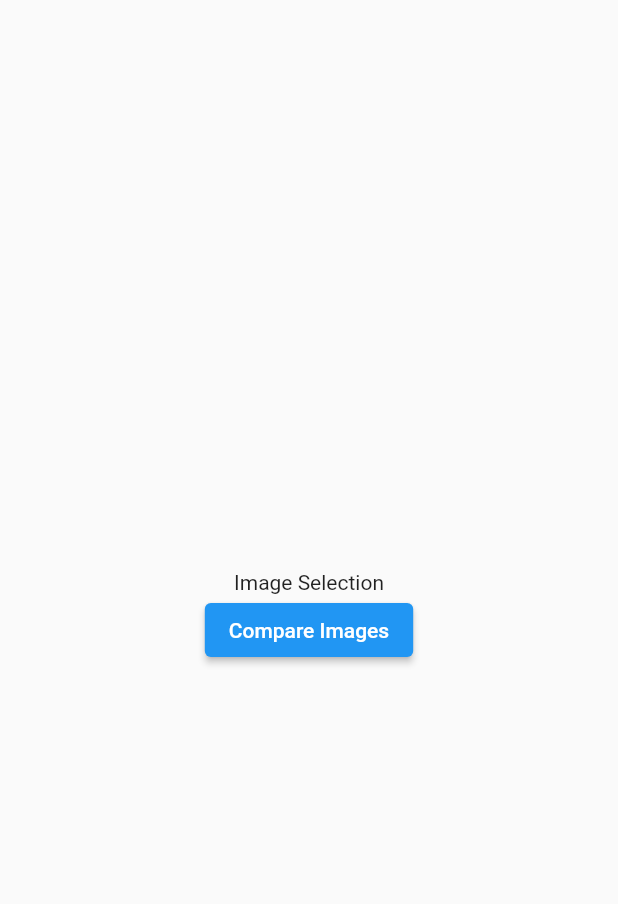
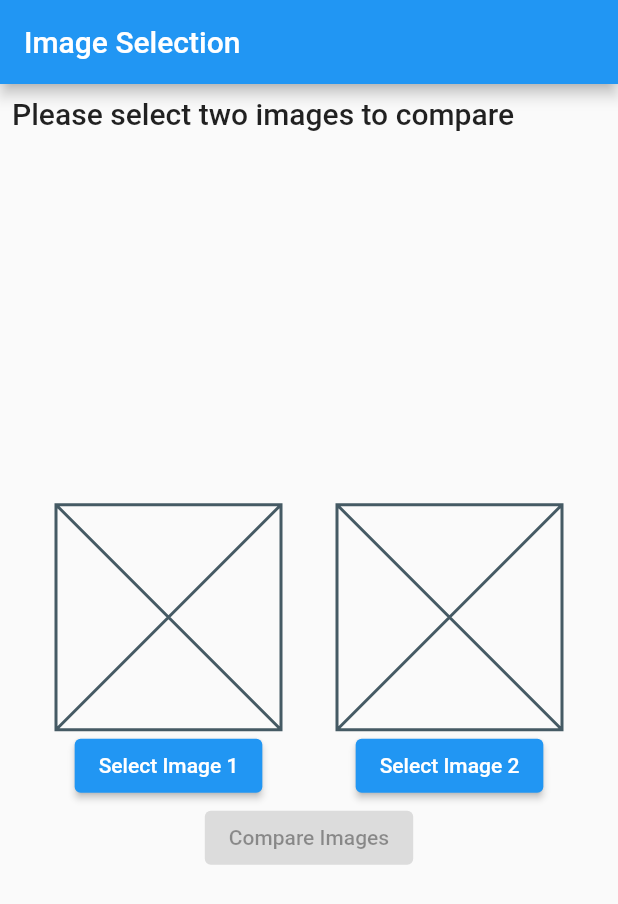
Before and after one commit to preckrasno/compare-images-test-task, a Flutter app: the ImageSelectionConsumer widget shown alone on an empty page, opened directly, on a phone screen of 412 x 824 dp. Shown: the top 904 px of the screen. Run offline on Flutter 3.47's test engine with Material 2 defaults, Android fonts, the phone set to English and light mode, and no system bars; our stand-ins replace bloc, flutter_bloc, image_picker; missing offline and left inert: flow_builder.

Commit message:
WIP Add image selection

```diff
--- a/lib/bloc/image_selection_bloc/image_selection_bloc.dart
+++ b/lib/bloc/image_selection_bloc/image_selection_bloc.dart
@@ -1,6 +1,7 @@
 import 'dart:async';
 
 import 'package:bloc/bloc.dart';
+import 'package:compare_images/ui/pages/compare_summary/compare_summary_page.dart';
 import 'package:compare_images/ui/pages/image_selection/image_selection_page.dart';
 
 part 'image_selection_event.dart';
@@ -10,17 +11,72 @@ part 'image_selection_state.dart';
 /// and state of [ImageSelectionPage].
 class ImageSelectionBloc
     extends Bloc<ImageSelectionEvent, ImageSelectionState> {
-  ImageSelectionBloc() : super(ImageSelectionInitial()) {
-    on<ImageSelectionEvent>((event, emit) {});
+  /// Creates [ImageSelectionBloc] instance.
+  ImageSelectionBloc() : super(const ImageSelectionInitial()) {
     on<ImageSelectionNavigateToCompareImagesEvent>(
       _onImageSelectionNavigateToCompareImagesEvent,
     );
+    on<ImageSelectionSelectFirstImageEvent>(
+        _onImageSelectionSelectFirstImageEvent);
+    on<ImageSelectionSelectSecondImageEvent>(
+        _onImageSelectionSelectSecondImageEvent);
   }
 
   FutureOr<void> _onImageSelectionNavigateToCompareImagesEvent(
     ImageSelectionNavigateToCompareImagesEvent event,
     Emitter<ImageSelectionState> emit,
   ) {
-    emit(ImageSelectionNavigateToCompareImagesState());
+    if (_isBothImagesSelected()) {
+      emit(
+        ImageSelectionNavigateToCompareImagesState(
+          firstImagePath: state.firstImagePath ?? '',
+          secondImagePath: state.secondImagePath ?? '',
+        ),
+      );
+    }
+  }
+
+  FutureOr<void> _onImageSelectionSelectFirstImageEvent(
+    ImageSelectionSelectFirstImageEvent event,
+    Emitter<ImageSelectionState> emit,
+  ) {
+    emit(
+      ImageSelectionInitial(
+        firstImagePath: event.imagePath,
+        secondImagePath: state.secondImagePath,
+      ),
+    );
+  }
+
+  FutureOr<void> _onImageSelectionSelectSecondImageEvent(
+    ImageSelectionSelectSecondImageEvent event,
+    Emitter<ImageSelectionState> emit,
+  ) {
+    emit(
+      ImageSelectionInitial(
+        firstImagePath: state.firstImagePath,
+        secondImagePath: event.imagePath,
+      ),
+    );
+  }
+
+  bool _isBothImagesSelected() {
+    if (state.firstImagePath == null) {
+      return false;
+    }
+
+    if (state.firstImagePath?.isEmpty ?? true) {
+      return false;
+    }
+
+    if (state.secondImagePath == null) {
+      return false;
+    }
+
+    if (state.secondImagePath?.isEmpty ?? true) {
+      return false;
+    }
+
+    return true;
   }
 }
--- a/lib/bloc/image_selection_bloc/image_selection_event.dart
+++ b/lib/bloc/image_selection_bloc/image_selection_event.dart
@@ -1,10 +1,36 @@
 part of 'image_selection_bloc.dart';
 
+/// Sealed class for [ImageSelectionBloc] events.
 sealed class ImageSelectionEvent {
+  /// Creates [ImageSelectionEvent] instance.
   const ImageSelectionEvent();
 }
 
-/// Event [ImageSelectionNavigateToCompareImagesEvent] is used to navigate
-/// to [CompareImagesPage].
+/// [ImageSelectionNavigateToCompareImagesEvent] is the event of the
+/// [ImageSelectionBloc] when the user has selected both images and is
 final class ImageSelectionNavigateToCompareImagesEvent
     extends ImageSelectionEvent {}
+
+/// [ImageSelectionSelectFirstImageEvent] is the event of the
+/// [ImageSelectionBloc] when the user has selected first image.
+final class ImageSelectionSelectFirstImageEvent extends ImageSelectionEvent {
+  /// [imagePath] is the path of the image selected by the user.
+  final String? imagePath;
+
+  /// Creates [ImageSelectionSelectFirstImageEvent] instance.
+  const ImageSelectionSelectFirstImageEvent(
+    this.imagePath,
+  );
+}
+
+/// [ImageSelectionSelectSecondImageEvent] is the event of the
+/// [ImageSelectionBloc] when the user has selected second image.
+final class ImageSelectionSelectSecondImageEvent extends ImageSelectionEvent {
+  /// [imagePath] is the path of the image selected by the user.
+  final String? imagePath;
+
+  /// Creates [ImageSelectionSelectSecondImageEvent] instance.
+  const ImageSelectionSelectSecondImageEvent(
+    this.imagePath,
+  );
+}
--- a/lib/bloc/image_selection_bloc/image_selection_state.dart
+++ b/lib/bloc/image_selection_bloc/image_selection_state.dart
@@ -1,10 +1,41 @@
 part of 'image_selection_bloc.dart';
 
+/// [ImageSelectionState] is a sealed class representing the state of the
+/// [ImageSelectionBloc].
 sealed class ImageSelectionState {
-  const ImageSelectionState();
+  /// [firstImagePath] is the path of the first image selected by the user.
+  final String? firstImagePath;
+
+  /// [secondImagePath] is the path of the second image selected by the user.
+  final String? secondImagePath;
+
+  /// Creates [ImageSelectionState] instance.
+  const ImageSelectionState({
+    required this.firstImagePath,
+    required this.secondImagePath,
+  });
 }
 
-final class ImageSelectionInitial extends ImageSelectionState {}
+/// [ImageSelectionInitial] is the initial state of the [ImageSelectionBloc].
+final class ImageSelectionInitial extends ImageSelectionState {
+  /// Creates [ImageSelectionInitial] instance.
+  const ImageSelectionInitial({
+    super.firstImagePath,
+    super.secondImagePath,
+  });
+}
 
+/// [ImageSelectionNavigateToCompareImagesState] is the state of the
+/// [ImageSelectionBloc] when the user has selected both images and is
+/// navigating to the [CompareSummaryPage].
 final class ImageSelectionNavigateToCompareImagesState
-    extends ImageSelectionState {}
+    extends ImageSelectionState {
+  /// Creates [ImageSelectionNavigateToCompareImagesState] instance.
+  const ImageSelectionNavigateToCompareImagesState({
+    required String firstImagePath,
+    required String secondImagePath,
+  }) : super(
+          firstImagePath: firstImagePath,
+          secondImagePath: secondImagePath,
+        );
+}
--- a/lib/ui/pages/image_selection/image_selection_consumer.dart
+++ b/lib/ui/pages/image_selection/image_selection_consumer.dart
@@ -5,7 +5,10 @@ import 'package:compare_images/ui/pages/image_selection/image_selection_widget.d
 import 'package:flutter/material.dart';
 import 'package:flutter_bloc/flutter_bloc.dart';
 
+/// [ImageSelectionConsumer] is a [StatelessWidget] which uses [BlocConsumer] to
+/// listen to [ImageSelectionBloc] state changes and rebuilds the UI accordingly
 class ImageSelectionConsumer extends StatelessWidget {
+  /// [ImageSelectionConsumer] constructor
   const ImageSelectionConsumer({super.key});
 
   @override
@@ -26,6 +29,10 @@ class ImageSelectionConsumer extends StatelessWidget {
       builder: (context, state) {
         return ImageSelectionWidget(
           onCompareImagesPressed: _onCompareImagesPressed(imageSelectionBloc),
+          onImage1Selected: _onImage1Selected(imageSelectionBloc),
+          onImage2Selected: _onImage2Selected(imageSelectionBloc),
+          firstImagePath: state.firstImagePath,
+          secondImagePath: state.secondImagePath,
         );
       },
     );
@@ -34,7 +41,22 @@ class ImageSelectionConsumer extends StatelessWidget {
   void Function() _onCompareImagesPressed(
     ImageSelectionBloc imageSelectionBloc,
   ) {
-    return () =>
-        imageSelectionBloc.add(ImageSelectionNavigateToCompareImagesEvent());
+    return () => imageSelectionBloc.add(
+          ImageSelectionNavigateToCompareImagesEvent(),
+        );
+  }
+
+  void Function(String?) _onImage1Selected(
+      ImageSelectionBloc imageSelectionBloc) {
+    return (imagePath) => imageSelectionBloc.add(
+          ImageSelectionSelectFirstImageEvent(imagePath),
+        );
+  }
+
+  void Function(String?) _onImage2Selected(
+      ImageSelectionBloc imageSelectionBloc) {
+    return (imagePath) => imageSelectionBloc.add(
+          ImageSelectionSelectSecondImageEvent(imagePath),
+        );
   }
 }
--- a/lib/ui/pages/image_selection/image_selection_widget.dart
+++ b/lib/ui/pages/image_selection/image_selection_widget.dart
@@ -1,30 +1,134 @@
+import 'dart:io';
+
 import 'package:flutter/material.dart';
+import 'package:image_picker/image_picker.dart';
 
+/// StatelessWidget [ImageSelectionWidget] is a widget that will be used to
+/// select two images to compare
 class ImageSelectionWidget extends StatelessWidget {
-  final void Function() onCompareImagesPressed;
+  final void Function() _onCompareImagesPressed;
+  final void Function(String?) _onImage1Selected;
+  final void Function(String?) _onImage2Selected;
+  final String? _firstImagePath;
+  final String? _secondImagePath;
 
-  const ImageSelectionWidget({
-    required this.onCompareImagesPressed,
+  /// Constructor [ImageSelectionWidget] will be used to initialize the
+  /// required parameters
+  ImageSelectionWidget({
+    required void Function() onCompareImagesPressed,
+    required void Function(String?) onImage1Selected,
+    required void Function(String?) onImage2Selected,
+    required String? firstImagePath,
+    required String? secondImagePath,
     super.key,
-  });
+  })  : _onCompareImagesPressed = onCompareImagesPressed,
+        _onImage1Selected = onImage1Selected,
+        _onImage2Selected = onImage2Selected,
+        _firstImagePath = firstImagePath,
+        _secondImagePath = secondImagePath;
+
+  final ImagePicker _picker = ImagePicker();
 
   @override
   Widget build(BuildContext context) {
     return Scaffold(
+      appBar: AppBar(
+        title: const Text("Image Selection"),
+      ),
       body: Center(
         child: Column(
           mainAxisAlignment: MainAxisAlignment.center,
           children: [
-            Text("Image Selection"),
+            Align(
+              alignment: Alignment.centerLeft,
+              child: Padding(
+                padding: const EdgeInsets.all(8.0),
+                child: Text(
+                  "Please select two images to compare",
+                  style: Theme.of(context).textTheme.titleLarge,
+                ),
+              ),
+            ),
+            const Spacer(),
+            Row(
+              mainAxisAlignment: MainAxisAlignment.spaceEvenly,
+              children: [
+                Column(
+                  children: [
+                    if (_firstImagePath != null)
+                      Image.file(
+                        File(_firstImagePath ?? ''),
+                        height: 150,
+                        width: 150,
+                      )
+                    else
+                      const Placeholder(
+                        fallbackHeight: 150,
+                        fallbackWidth: 150,
+                      ),
+                    ElevatedButton(
+                      onPressed: () async {
+                        final image = await _picker.pickImage(
+                          source: ImageSource.gallery,
+                        );
+                        _onImage1Selected(image?.path);
+                      },
+                      child: const Text("Select Image 1"),
+                    ),
+                  ],
+                ),
+                Column(
+                  children: [
+                    if (_secondImagePath != null)
+                      Image.file(
+                        File(_secondImagePath ?? ''),
+                        height: 150,
+                        width: 150,
+                      )
+                    else
+                      const Placeholder(
+                        fallbackHeight: 150,
+                        fallbackWidth: 150,
+                      ),
+                    ElevatedButton(
+                      onPressed: () async {
+                        final image = await _picker.pickImage(
+                          source: ImageSource.gallery,
+                        );
+                        _onImage2Selected(image?.path);
+                      },
+                      child: const Text("Select Image 2"),
+                    ),
+                  ],
+                ),
+              ],
+            ),
             ElevatedButton(
-              onPressed: () {
-                onCompareImagesPressed();
-              },
+              onPressed:
+                  _isBothImageAvailable() ? _onCompareImagesPressed : null,
               child: const Text("Compare Images"),
             ),
+            const Spacer(),
           ],
         ),
       ),
     );
   }
+
+  bool _isBothImageAvailable() {
+    if (_firstImagePath == null) {
+      return false;
+    }
+    if (_firstImagePath?.isEmpty ?? true) {
+      return false;
+    }
+    if (_secondImagePath == null) {
+      return false;
+    }
+    if (_secondImagePath?.isEmpty ?? true) {
+      return false;
+    }
+
+    return true;
+  }
 }
```
Also changed, not shown: 4 other files.
